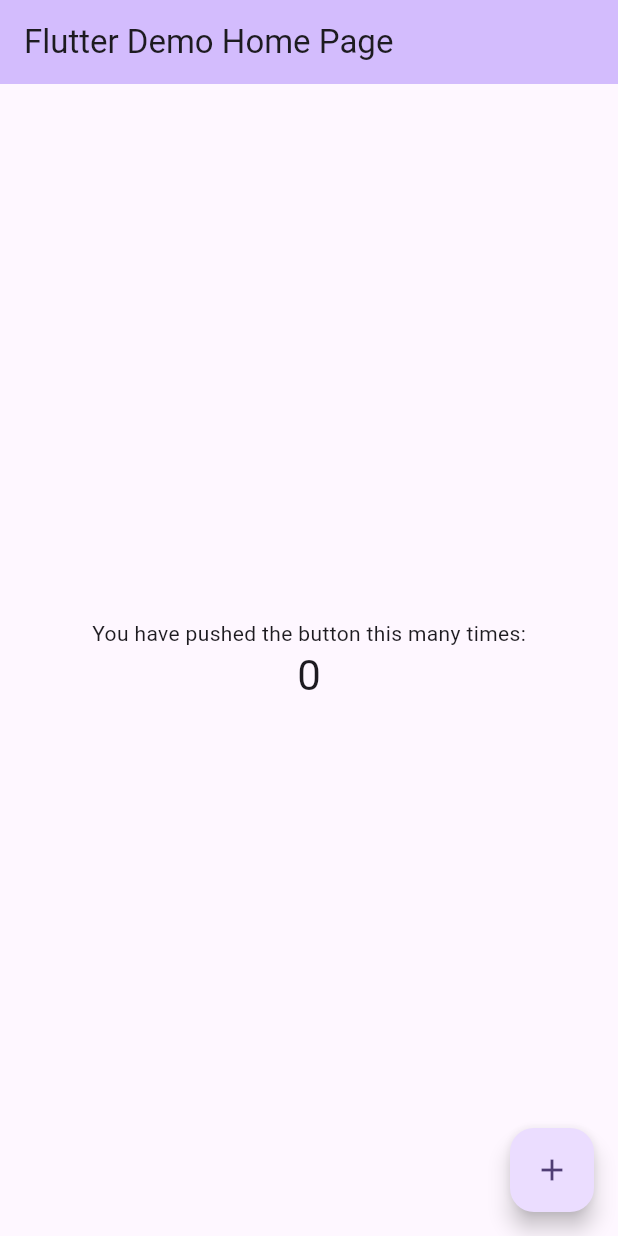
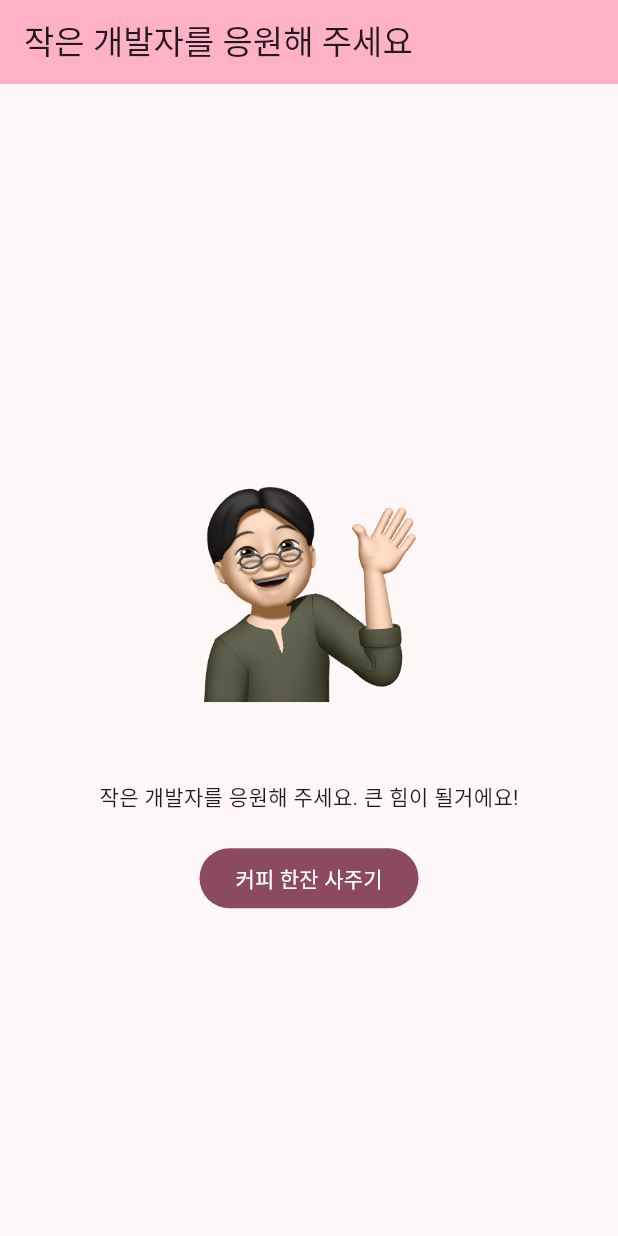
Before and after one commit to kimts2627/begging, a Flutter app: the screen it shows after launch, on a phone screen of 412 x 824 dp. Run offline on Flutter 3.47's test engine with Material 2 defaults, Android fonts, the phone set to English and light mode, and no system bars.

Commit message:
feat: 미모티콘 이미지 추가 및 기본 요소 교체

```diff
--- a/lib/main.dart
+++ b/lib/main.dart
@@ -13,40 +13,16 @@
     return MaterialApp(
       title: 'Flutter Demo',
       theme: ThemeData(
-        // This is the theme of your application.
-        //
-        // TRY THIS: Try running your application with "flutter run". You'll see
-        // the application has a blue toolbar. Then, without quitting the app,
-        // try changing the seedColor in the colorScheme below to Colors.green
-        // and then invoke "hot reload" (save your changes or press the "hot
-        // reload" button in a Flutter-supported IDE, or press "r" if you used
-        // the command line to start the app).
-        //
-        // Notice that the counter didn't reset back to zero; the application
-        // state is not lost during the reload. To reset the state, use hot
-        // restart instead.
-        //
-        // This works for code too, not just values: Most code changes can be
-        // tested with just a hot reload.
-        colorScheme: ColorScheme.fromSeed(seedColor: Colors.deepPurple),
+        colorScheme: ColorScheme.fromSeed(seedColor: Colors.transparent),
         useMaterial3: true,
       ),
-      home: const MyHomePage(title: 'Flutter Demo Home Page'),
+      home: const MyHomePage(title: '작은 개발자를 응원해 주세요'),
     );
   }
 }
 
 class MyHomePage extends StatefulWidget {
   const MyHomePage({super.key, required this.title});
-
-  // This widget is the home page of your application. It is stateful, meaning
-  // that it has a State object (defined below) that contains fields that affect
-  // how it looks.
-
-  // This class is the configuration for the state. It holds the values (in this
-  // case the title) provided by the parent (in this case the App widget) and
-  // used by the build method of the State. Fields in a Widget subclass are
-  // always marked "final".
 
   final String title;
 
@@ -55,71 +31,48 @@
 }
 
 class _MyHomePageState extends State<MyHomePage> {
-  int _counter = 0;
-
-  void _incrementCounter() {
-    setState(() {
-      // This call to setState tells the Flutter framework that something has
-      // changed in this State, which causes it to rerun the build method below
-      // so that the display can reflect the updated values. If we changed
-      // _counter without calling setState(), then the build method would not be
-      // called again, and so nothing would appear to happen.
-      _counter++;
-    });
+  void _showAlert() {
+    showDialog(
+      context: context,
+      builder: (context) => AlertDialog(
+        title: const Text('Alert'),
+        content: const Text('This is an alert.'),
+        actions: [
+          TextButton(
+            onPressed: () => Navigator.of(context).pop(),
+            child: const Text('OK'),
+          ),
+        ],
+      ),
+    );
   }
 
   @override
   Widget build(BuildContext context) {
-    // This method is rerun every time setState is called, for instance as done
-    // by the _incrementCounter method above.
-    //
-    // The Flutter framework has been optimized to make rerunning build methods
-    // fast, so that you can just rebuild anything that needs updating rather
-    // than having to individually change instances of widgets.
     return Scaffold(
       appBar: AppBar(
-        // TRY THIS: Try changing the color here to a specific color (to
-        // Colors.amber, perhaps?) and trigger a hot reload to see the AppBar
-        // change color while the other colors stay the same.
         backgroundColor: Theme.of(context).colorScheme.inversePrimary,
-        // Here we take the value from the MyHomePage object that was created by
-        // the App.build method, and use it to set our appbar title.
         title: Text(widget.title),
       ),
       body: Center(
-        // Center is a layout widget. It takes a single child and positions it
-        // in the middle of the parent.
         child: Column(
-          // Column is also a layout widget. It takes a list of children and
-          // arranges them vertically. By default, it sizes itself to fit its
-          // children horizontally, and tries to be as tall as its parent.
-          //
-          // Column has various properties to control how it sizes itself and
-          // how it positions its children. Here we use mainAxisAlignment to
-          // center the children vertically; the main axis here is the vertical
-          // axis because Columns are vertical (the cross axis would be
-          // horizontal).
-          //
-          // TRY THIS: Invoke "debug painting" (choose the "Toggle Debug Paint"
-          // action in the IDE, or press "p" in the console), to see the
-          // wireframe for each widget.
           mainAxisAlignment: MainAxisAlignment.center,
           children: <Widget>[
+            Container(
+              margin: const EdgeInsets.only(bottom: 50),
+              child: Image.asset('assets/me_hi.png', width: 200, height: 200),
+            ),
             const Text(
-              'You have pushed the button this many times:',
+              '작은 개발자를 응원해 주세요. 큰 힘이 될거에요!',
             ),
-            Text(
-              '$_counter',
-              style: Theme.of(context).textTheme.headlineMedium,
+            Container(
+              margin: const EdgeInsets.only(top: 20),
+              child: FilledButton(
+                  onPressed: _showAlert, child: const Text('커피 한잔 사주기')),
             ),
           ],
         ),
       ),
-      floatingActionButton: FloatingActionButton(
-        onPressed: _incrementCounter,
-        tooltip: 'Increment',
-        child: const Icon(Icons.add),
-      ), // This trailing comma makes auto-formatting nicer for build methods.
     );
   }
 }
```
Also changed, not shown: pubspec.yaml (+4 -5 lines), assets/me_hi.png (added).
